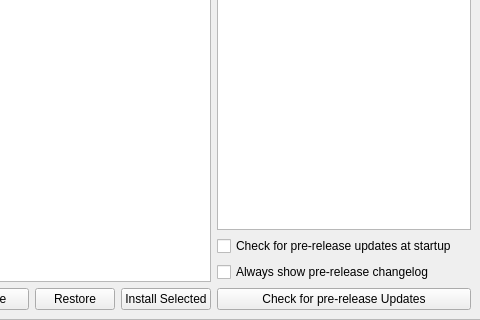
diegolix29/shadPS4, file src/qt_gui/version_dialog.ui: the form before one commit; both pictures show x 300 to 780 and y 191 to 511 of the 780 by 511 pixel window.
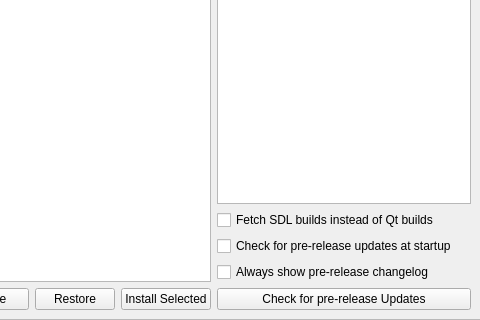
The form after the commit. Icons and pictures are not drawn.

Commit message: Controller revert + Versions test1

Diff of the .ui file:
```diff
--- a/src/qt_gui/version_dialog.ui
+++ b/src/qt_gui/version_dialog.ui
@@ -189,6 +189,17 @@
 									</item>
 									<item>
 										<layout class="QVBoxLayout" name="verticalLayout_11">
+											<item>
+												<widget class="QCheckBox" name="sdlBuildCheckBox">
+													<property name="text">
+														<string>Fetch SDL builds instead of Qt builds</string>
+													</property>
+													<property name="checked">
+														<bool>false</bool>
+													</property>
+												</widget>
+											</item>
+
 											<item>
 												<widget class="QCheckBox" name="updatePreCheckBox">
 													<property name="text">
```
The commit also changes 5 other files.
